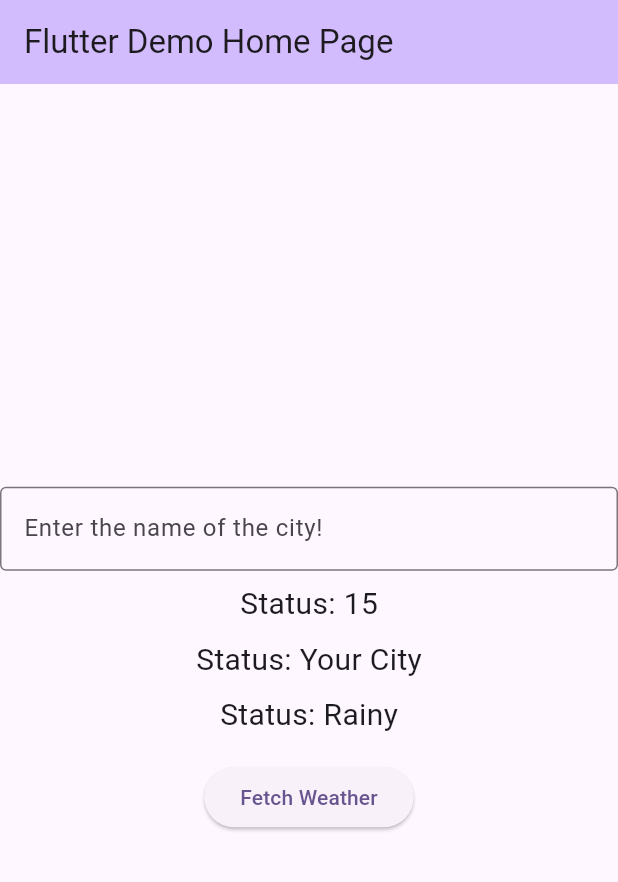
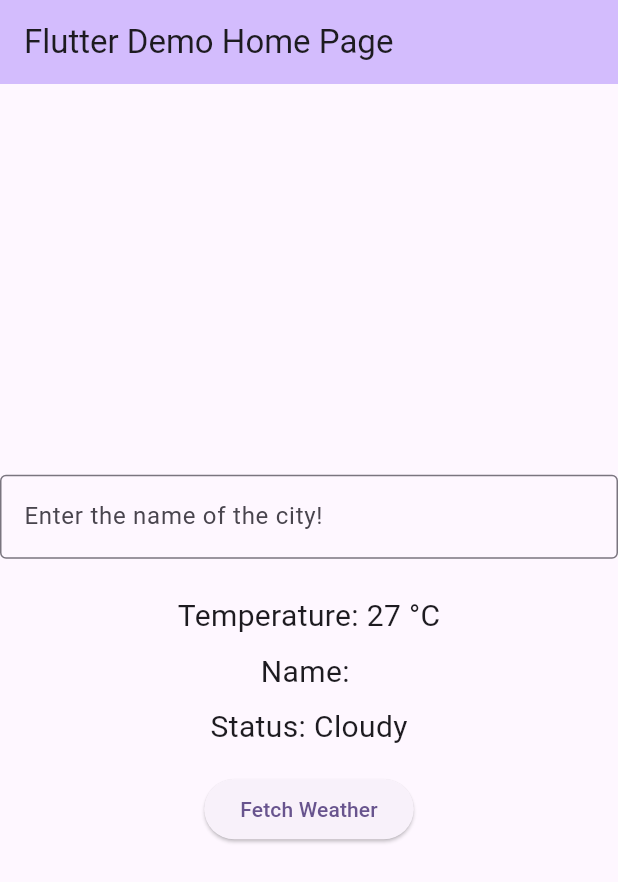
Before and after one commit to Redseba/Weather-App, a Flutter app: the screen it shows after launch, after a tap on "Fetch Weather", on a phone screen of 412 x 824 dp. Shown: the top 882 px of the screen. Run offline on Flutter 3.47's test engine with Material 3 defaults, Android fonts, the phone set to English and light mode, and no system bars.

Commit message:
Simulated weather data for input city

```diff
--- a/weather_info_app/lib/main.dart
+++ b/weather_info_app/lib/main.dart
@@ -1,4 +1,5 @@
 import 'package:flutter/material.dart';
+import 'dart:math';
 
 void main() {
   runApp(const MyApp());
@@ -36,16 +37,33 @@ class _MyHomePageState extends State<MyHomePage> {
 final TextEditingController _nameController = TextEditingController();
 String cityName = "Your City";
 int Temp = 0;
-String cityStatus = "Rainy";
+String cityStatus = "None";
 
 void _updateCityName() {
-    setState(() {
-      cityName = _nameController.text.isNotEmpty ? _nameController.text : "Your City";
-    });
-  }
+      setState(() {
+        cityName = _nameController.text;
+      });
+    }
+
 void _fetchWeather() {
   setState(() {
-    Temp = 15;
+    Temp = Random().nextInt(30 - 15 + 1) + 15;
+    _getStatus();
+    _updateCityName();
+  });
+}
+
+void _getStatus() {
+  setState(() {
+    if (Random().nextInt(3) + 1 == 3) {
+      cityStatus = "Rainy";
+    }
+    if (Random().nextInt(3) + 1 == 2){
+      cityStatus = "Cloudy";
+    }
+    if (Random().nextInt(3) + 1 == 1) {
+      cityStatus = "Sunny";
+    }
   });
 }
 
@@ -75,15 +93,20 @@ void _fetchWeather() {
             onSubmitted: (_) => _updateCityName(),
             ),
 
+            SizedBox(height: 16.0),
+
+              Column(
+                children: [
+
             SizedBox(height: 8.0),
             Text(
-            'Status: $Temp', // Display the status
+            'Temperature: $Temp °C', // Display the status
             style: TextStyle(fontSize: 20.0),
             ),
 
             SizedBox(height: 8.0),
             Text(
-            'Status: $cityName', // Display the status
+            'Name: $cityName', // Display the status
             style: TextStyle(fontSize: 20.0),
             ),
 
@@ -99,9 +122,9 @@ void _fetchWeather() {
             child: Text('Fetch Weather'),
             ),
 
-
-
           ],
+        ),
+          ]
         ),
       ),
     );
```
